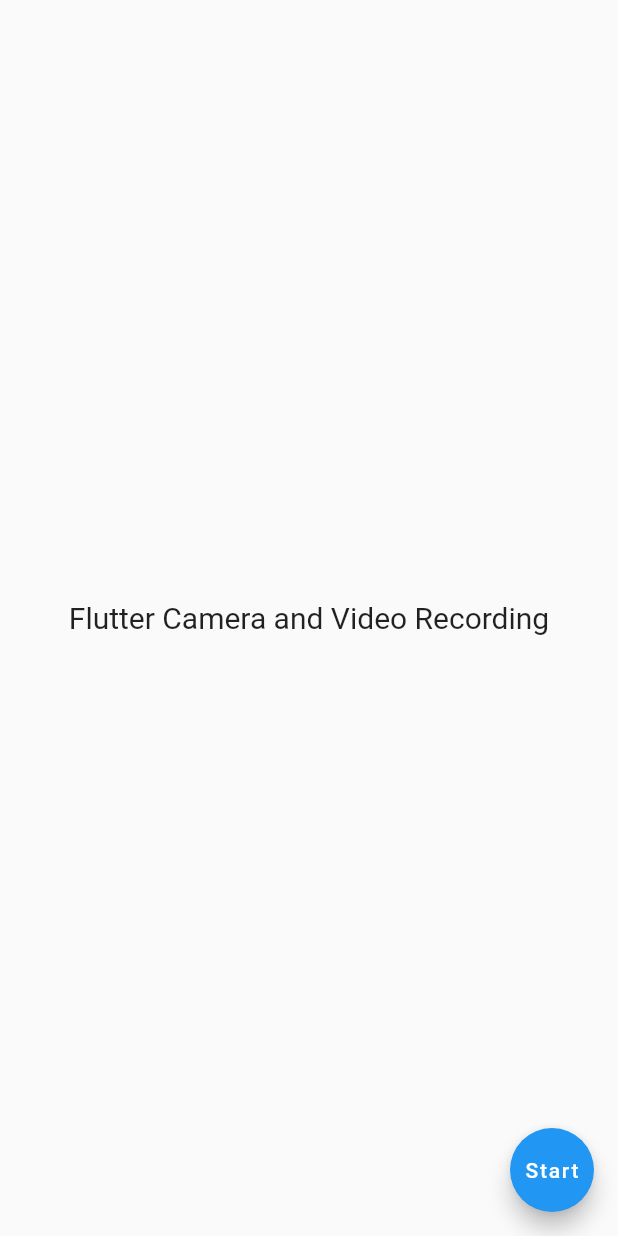
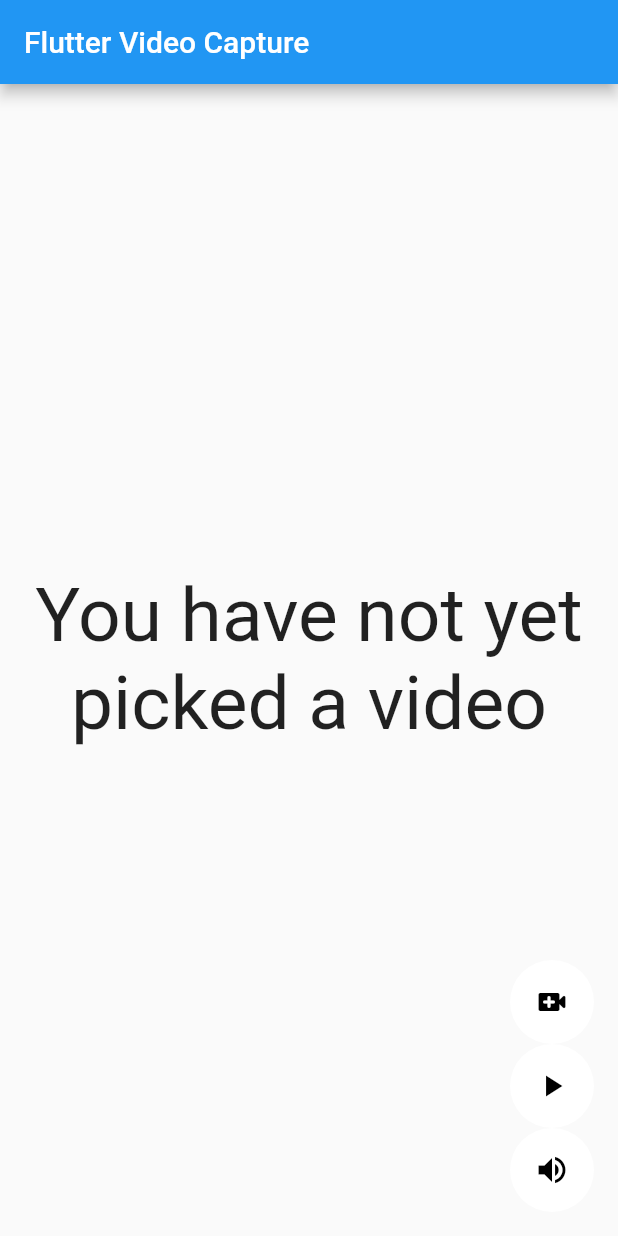
Before and after one commit to Abdulla-Khan/Video-Recorder-and-Player, a Flutter app: the screen it shows after launch, on a phone screen of 412 x 824 dp. Run offline on Flutter 3.47's test engine with Material 2 defaults, Android fonts, the phone set to English and light mode, and no system bars; our stand-ins replace image_picker, video_player.

Commit message:
Changes Made

```diff
--- a/lib/main.dart
+++ b/lib/main.dart
@@ -1,5 +1,8 @@
+import 'dart:io';
+
 import 'package:flutter/material.dart';
-import 'package:videp/screens/homepage.dart';
+import 'package:video_player/video_player.dart';
+import 'package:image_picker/image_picker.dart';
 
 void main() {
   runApp(const MyApp());
@@ -11,6 +14,181 @@
   // This widget is the root of your application.
   @override
   Widget build(BuildContext context) {
-    return MaterialApp(home: HomePage());
+    return MaterialApp(
+      debugShowCheckedModeBanner: false,
+      title: 'Flutter Demo',
+      theme: ThemeData(
+        primarySwatch: Colors.blue,
+      ),
+      home: VideoCapture(),
+    );
   }
 }
+
+class VideoCapture extends StatefulWidget {
+  @override
+  State<VideoCapture> createState() => _VideoCaptureState();
+}
+
+class _VideoCaptureState extends State<VideoCapture> {
+  final ImagePicker _picker = ImagePicker();
+  VideoPlayerController? _controller;
+  bool playing = false;
+  bool muted = false;
+
+  @override
+  Widget build(BuildContext context) {
+    return Scaffold(
+      appBar: AppBar(
+        title: Text("Flutter Video Capture"),
+      ),
+      body: Center(child: _previewVideo()),
+      floatingActionButton: Column(
+        mainAxisAlignment: MainAxisAlignment.end,
+        children: [
+          FloatingActionButton(
+            elevation: 0,
+            backgroundColor: Colors.white,
+            onPressed: () async {
+              final XFile? file = await _picker.pickVideo(
+                  source: ImageSource.camera,
+                  maxDuration: const Duration(seconds: 10));
+              setState(() {});
+              _playVideo(file);
+              print("Video Path ${file!.path}");
+            },
+            child: Icon(Icons.video_call_rounded, color: Colors.black),
+          ),
+          FloatingActionButton(
+            elevation: 0,
+            backgroundColor: Colors.white,
+            onPressed: () async {
+              setState(() {
+                playing = !playing;
+                !playing ? _controller!.pause() : _controller!.play();
+              });
+            },
+            child: !playing
+                ? Icon(Icons.play_arrow, color: Colors.black)
+                : Icon(Icons.pause, color: Colors.black),
+          ),
+          FloatingActionButton(
+              elevation: 0,
+              backgroundColor: Colors.white,
+              onPressed: () async {
+                setState(() {
+                  muted = !muted;
+                  muted
+                      ? _controller!.setVolume(0)
+                      : _controller!.setVolume(100);
+                });
+              },
+              child: !muted
+                  ? Icon(
+                      Icons.volume_up,
+                      color: Colors.black,
+                    )
+                  : Icon(Icons.volume_mute, color: Colors.black)),
+        ],
+      ),
+    );
+  }
+
+  Widget _previewVideo() {
+    if (_controller == null) {
+      return const Text(
+        'You have not yet picked a video',
+        textAlign: TextAlign.center,
+        style: TextStyle(fontSize: 50),
+      );
+    }
+    return Padding(
+      padding: const EdgeInsets.all(10.0),
+      child: AspectRatioVideo(_controller),
+    );
+  }
+
+  Future<void> _playVideo(XFile? file) async {
+    if (file != null && mounted) {
+      print("Loading Video");
+      await _disposeVideoController();
+      late VideoPlayerController controller;
+      /*if (kIsWeb) {
+        controller = VideoPlayerController.network(file.path);
+      } else {*/
+      controller = VideoPlayerController.file(File(file.path));
+      //}
+      _controller = controller;
+      // In web, most browsers won't honor a programmatic call to .play
+      // if the video has a sound track (and is not muted).
+      // Mute the video so it auto-plays in web!
+      // This is not needed if the call to .play is the result of user
+      // interaction (clicking on a "play" button, for example).
+
+      //await controller.setVolume(volume);
+      await controller.initialize();
+      await controller.setLooping(true);
+      setState(() {});
+    } else {
+      print("Loading Video error");
+    }
+  }
+
+  Future<void> _disposeVideoController() async {
+    /*  if (_toBeDisposed != null) {
+      await _toBeDisposed!.dispose();
+    }
+    _toBeDisposed = _controller;*/
+    _controller = null;
+  }
+}
+
+class AspectRatioVideo extends StatefulWidget {
+  AspectRatioVideo(this.controller);
+
+  final VideoPlayerController? controller;
+
+  @override
+  AspectRatioVideoState createState() => AspectRatioVideoState();
+}
+
+class AspectRatioVideoState extends State<AspectRatioVideo> {
+  VideoPlayerController? get controller => widget.controller;
+  bool initialized = false;
+
+  void _onVideoControllerUpdate() {
+    if (!mounted) {
+      return;
+    }
+    if (initialized != controller!.value.isInitialized) {
+      initialized = controller!.value.isInitialized;
+      setState(() {});
+    }
+  }
+
+  @override
+  void initState() {
+    super.initState();
+    controller!.addListener(_onVideoControllerUpdate);
+  }
+
+  @override
+  void dispose() {
+    controller!.removeListener(_onVideoControllerUpdate);
+    super.dispose();
+  }
+
+  @override
+  Widget build(BuildContext context) {
+    if (initialized) {
+      return Center(
+        child: AspectRatio(
+          aspectRatio: controller!.value.aspectRatio,
+          child: VideoPlayer(controller!),
+        ),
+      );
+    } else {
+      return Container();
+    }
+  }
+}
--- a/lib/screens/homepage.dart
+++ /dev/null
@@ -1,25 +0,0 @@
-import 'package:flutter/material.dart';
-
-import 'camera_page.dart';
-
-class HomePage extends StatelessWidget {
-  const HomePage({Key? key}) : super(key: key);
-
-  @override
-  Widget build(BuildContext context) {
-    return Scaffold(
-      body: Center(
-        child: Text(
-          "Flutter Camera and Video Recording",
-          style: TextStyle(fontSize: 20),
-        ),
-      ),
-      floatingActionButton: FloatingActionButton(
-          onPressed: () {
-            Navigator.push(
-                context, MaterialPageRoute(builder: (_) => CameraPage()));
-          },
-          child: Text("Start")),
-    );
-  }
-}
--- a/lib/screens/player.dart
+++ b/lib/screens/player.dart
@@ -4,8 +4,8 @@
 import 'package:video_player/video_player.dart';
 
 class Player extends StatefulWidget {
-  Player({Key? key, required this.path}) : super(key: key);
-  File path;
+  const Player({Key? key, required this.path}) : super(key: key);
+  final File path;
   @override
   State<Player> createState() => _PlayerState();
 }
@@ -18,11 +18,11 @@
     super.initState();
     _controller = VideoPlayerController.file(widget.path)
       ..initialize().then((_) {
-        // Ensure the first frame is shown after the video is initialized, even before the play button has been pressed.
         setState(() {});
       });
   }
 
+  @override
   Widget build(BuildContext context) {
     return MaterialApp(
       title: 'Video Demo',
--- a/pubspec.yaml
+++ b/pubspec.yaml
@@ -34,9 +34,9 @@
   # The following adds the Cupertino Icons font to your application.
   # Use with the CupertinoIcons class for iOS style icons.
   cupertino_icons: ^1.0.2
-  flutter_camera: ^0.1.1
-  video_player: ^2.3.0
 
+  video_player: ^2.2.7
+  image_picker: ^0.8.4+4
 dev_dependencies:
   flutter_test:
     sdk: flutter
```
Also changed, not shown: lib/screens/camera_page.dart (deleted, +0 -25 lines), pubspec.lock, 2 other files.
